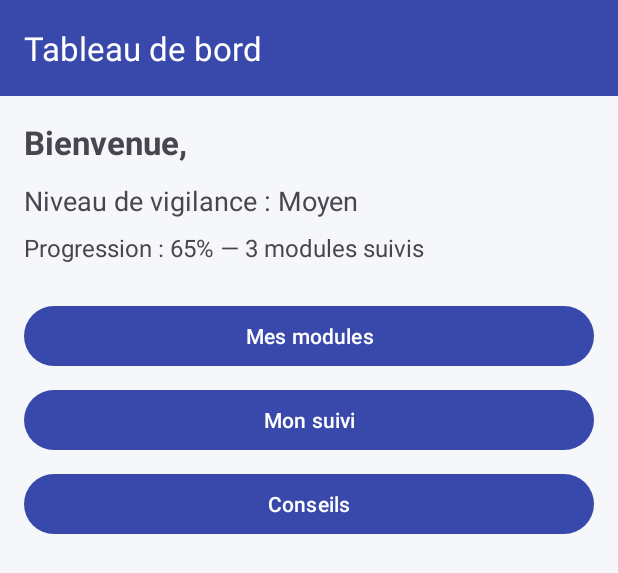
After one commit to Hafsa-Belahnech/DEV_MOBILE, an Android app: the layout activity_dashboard.xml on its own in the app's theme, with its tools: preview values and no code run, on a phone screen of 412 x 824 dp. The commit adds this screen. Shown: the top 573 px of the screen. Run offline under Robolectric (Android 15) with nearby library versions, the phone set to English and light mode, and no system bars.

Commit message:
Tâche 2 : DashboardActivity, layout, menu et AlertDialog

```diff
--- a/app/src/main/AndroidManifest.xml
+++ b/app/src/main/AndroidManifest.xml
@@ -10,7 +10,7 @@
         android:label="@string/app_name"
         android:roundIcon="@mipmap/ic_launcher_round"
         android:supportsRtl="true"
-        android:theme="@style/Theme.EduPulse_AI">
+        android:theme="@style/Theme.EduPulseAI">
         <activity
             android:name=".LoginActivity"
             android:exported="true"
--- /dev/null
+++ b/app/src/main/res/layout/activity_dashboard.xml
@@ -0,0 +1,79 @@
+<?xml version="1.0" encoding="utf-8"?>
+<!--
+  Projet : EduPulse AI
+  Fichier : activity_dashboard.xml
+  Description : Layout du tableau de bord (Toolbar, textes d'accueil, boutons de navigation)
+  Responsable : HAFSA AJABBOUNE
+-->
+<LinearLayout xmlns:android="http://schemas.android.com/apk/res/android"
+    xmlns:app="http://schemas.android.com/apk/res-auto"
+    android:layout_width="match_parent"
+    android:layout_height="match_parent"
+    android:orientation="vertical">
+
+    <androidx.appcompat.widget.Toolbar
+        android:id="@+id/toolbar"
+        android:layout_width="match_parent"
+        android:layout_height="?attr/actionBarSize"
+        android:background="?attr/colorPrimary"
+        app:title="Tableau de bord"
+        app:titleTextColor="@android:color/white" />
+
+    <ScrollView
+        android:layout_width="match_parent"
+        android:layout_height="match_parent">
+
+        <LinearLayout
+            android:layout_width="match_parent"
+            android:layout_height="wrap_content"
+            android:orientation="vertical"
+            android:padding="16dp">
+
+            <TextView
+                android:id="@+id/tvWelcome"
+                android:layout_width="wrap_content"
+                android:layout_height="wrap_content"
+                android:text="Bienvenue, "
+                android:textSize="22sp"
+                android:textStyle="bold" />
+
+            <TextView
+                android:id="@+id/tvVigilance"
+                android:layout_width="wrap_content"
+                android:layout_height="wrap_content"
+                android:layout_marginTop="12dp"
+                android:text="Niveau de vigilance : Moyen"
+                android:textSize="18sp" />
+
+            <TextView
+                android:id="@+id/tvProgression"
+                android:layout_width="wrap_content"
+                android:layout_height="wrap_content"
+                android:layout_marginTop="8dp"
+                android:text="Progression : 65% — 3 modules suivis"
+                android:textSize="16sp" />
+
+            <Button
+                android:id="@+id/btnModules"
+                android:layout_width="match_parent"
+                android:layout_height="wrap_content"
+                android:layout_marginTop="24dp"
+                android:text="Mes modules" />
+
+            <Button
+                android:id="@+id/btnSuivi"
+                android:layout_width="match_parent"
+                android:layout_height="wrap_content"
+                android:layout_marginTop="8dp"
+                android:text="Mon suivi" />
+
+            <Button
+                android:id="@+id/btnConseils"
+                android:layout_width="match_parent"
+                android:layout_height="wrap_content"
+                android:layout_marginTop="8dp"
+                android:text="Conseils" />
+
+        </LinearLayout>
+    </ScrollView>
+</LinearLayout>
```
Also changed, not shown: app/src/main/java/com/emsi/edupulse_ai/DashboardActivity.java (+132 -5 lines), app/src/main/res/menu/menu_dashboard.xml (added, +25 -0 lines).
